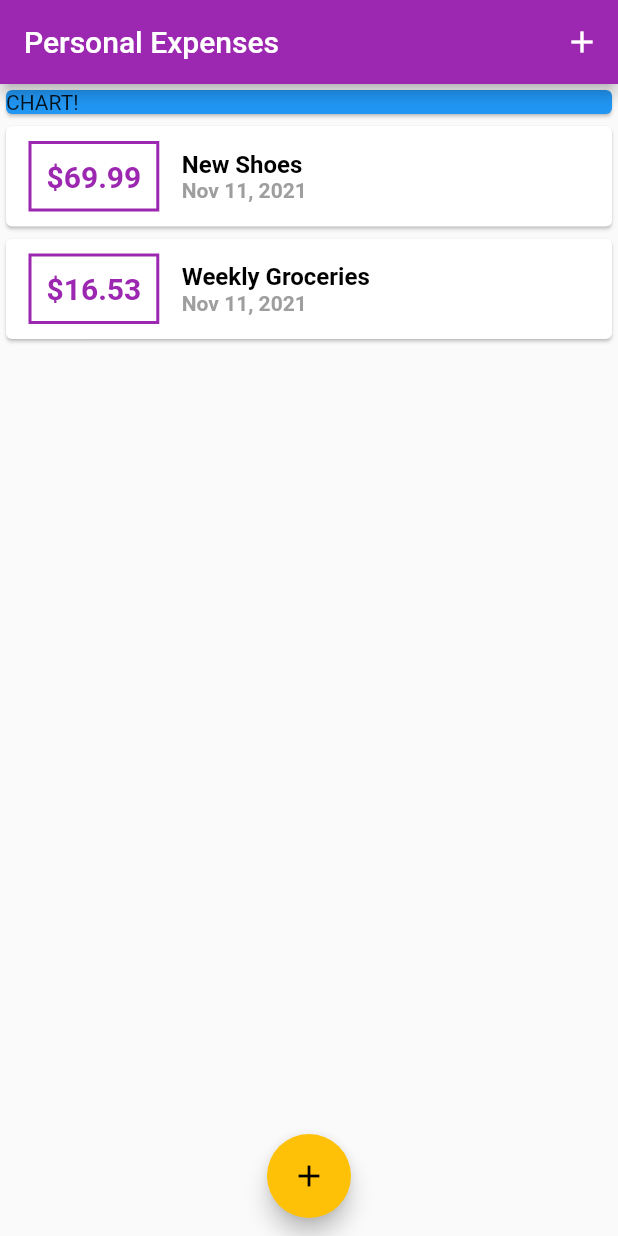
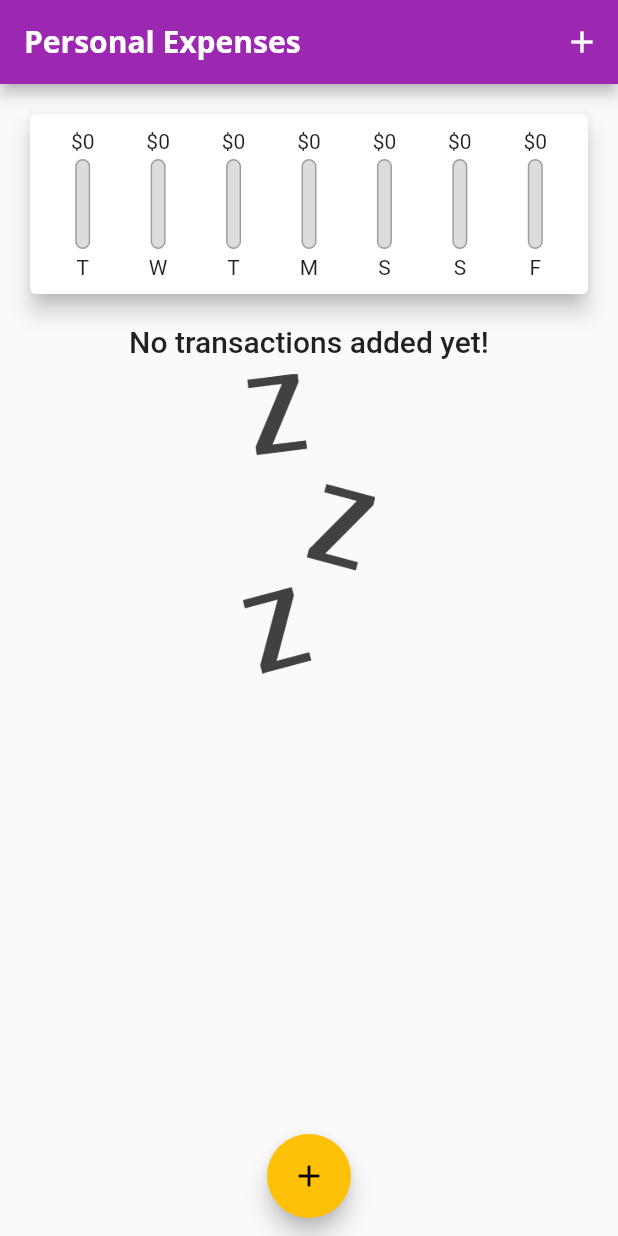
Before and after one commit to amanjain-ops/expense_planner, a Flutter app: the screen it shows after launch, on a phone screen of 412 x 824 dp. Run offline on Flutter 3.47's test engine with Material 2 defaults, Android fonts, the phone set to English and light mode, and no system bars.

Commit message:
Add new widget like chart and chartBar

```diff
--- a/lib/main.dart
+++ b/lib/main.dart
@@ -1,4 +1,6 @@
 // ignore_for_file: use_key_in_widget_constructors, prefer_const_constructors, sized_box_for_whitespace, deprecated_member_use, must_be_immutable, avoid_print
+
+import '../widgets/chart.dart';
 
 import './widgets/new_transaction.dart';
 
@@ -13,13 +15,30 @@ void main() {
 
 class MyApp extends StatelessWidget {
   @override
-  @override
   Widget build(BuildContext context) {
     return MaterialApp(
       title: 'Personal Expenses',
+      debugShowCheckedModeBanner: false,
       theme: ThemeData(
         primarySwatch: Colors.purple,
         accentColor: Colors.amber,
+        fontFamily: 'Quicksand',
+        textTheme: ThemeData.light().textTheme.copyWith(
+              headline4: TextStyle(
+                fontWeight: FontWeight.bold,
+                fontFamily: 'OpenSans',
+                fontSize: 18,
+              ),
+            ),
+        appBarTheme: AppBarTheme(
+          textTheme: ThemeData.light().textTheme.copyWith(
+                headline6: TextStyle(
+                  fontFamily: 'OpenSans',
+                  fontSize: 20,
+                  fontWeight: FontWeight.bold,
+                ),
+              ),
+        ),
       ),
       home: MyHomePage(),
     );
@@ -39,19 +58,30 @@ class MyHomePage extends StatefulWidget {
 
 class _MyHomePageState extends State<MyHomePage> {
   final List<Transaction> _userTransactions = [
-    Transaction(
-      id: 't1',
-      title: 'New Shoes',
-      amount: 69.99,
-      date: DateTime.now(),
-    ),
-    Transaction(
-      id: 't2',
-      title: 'Weekly Groceries',
-      amount: 16.53,
-      date: DateTime.now(),
-    ),
+    // Transaction(
+    //   id: 't1',
+    //   title: 'New Shoes',
+    //   amount: 69.99,
+    //   date: DateTime.now(),
+    // ),
+    // Transaction(
+    //   id: 't2',
+    //   title: 'Weekly Groceries',
+    //   amount: 16.53,
+    //   date: DateTime.now(),
+    // ),
   ];
+
+  List<Transaction> get _recentTransaction {
+    return _userTransactions.where((tx) {
+      return tx.date.isAfter(
+        DateTime.now().subtract(
+          Duration(days: 7),
+        ),
+      );
+    }).toList();
+  }
+
   void _addNewTransaction(String txTitle, double txAmount) {
     final newTx = Transaction(
       title: txTitle,
@@ -69,7 +99,7 @@ class _MyHomePageState extends State<MyHomePage> {
       context: ctx,
       builder: (_) {
         return GestureDetector(
-          onTap: (){},
+          onTap: () {},
           child: NewTransaction(_addNewTransaction),
           behavior: HitTestBehavior.opaque,
         );
@@ -81,7 +111,9 @@ class _MyHomePageState extends State<MyHomePage> {
   Widget build(BuildContext context) {
     return Scaffold(
       appBar: AppBar(
-        title: Text('Personal Expenses'),
+        title: Text(
+          'Personal Expenses',
+        ),
         actions: [
           IconButton(
             icon: Icon(Icons.add),
@@ -94,13 +126,7 @@ class _MyHomePageState extends State<MyHomePage> {
           crossAxisAlignment: CrossAxisAlignment.stretch,
           // ignore: prefer_const_literals_to_create_immutables
           children: [
-            Container(
-              width: double.infinity,
-              child: Card(
-                color: Colors.blue,
-                child: Text("CHART!"),
-              ),
-            ),
+            Chart(_recentTransaction),
             TransactionList(_userTransactions),
           ],
         ),
--- /dev/null
+++ b/lib/widgets/chart.dart
@@ -0,0 +1,69 @@
+// ignore_for_file: prefer_const_constructors_in_immutables, use_key_in_widget_constructors, prefer_const_constructors, avoid_print
+
+import 'package:expense_planner/models/transaction.dart';
+import './chart_bar.dart';
+import 'package:flutter/material.dart';
+import 'package:intl/intl.dart';
+import '../models/transaction.dart';
+
+class Chart extends StatelessWidget {
+  final List<Transaction> recentTransactions;
+
+  Chart(this.recentTransactions);
+
+  List<Map<String, Object>> get groupTransactionValues {
+    return List.generate(
+      7,
+      (index) {
+        final weekDay = DateTime.now().subtract(
+          Duration(days: index),
+        );
+
+        var totalSum = 0.0;
+
+        for (var i = 0; i < recentTransactions.length; i++) {
+          if (recentTransactions[i].date.day == weekDay.day &&
+              recentTransactions[i].date.month == weekDay.month &&
+              recentTransactions[i].date.year == weekDay.year) {
+            totalSum += recentTransactions[i].amount;
+          }
+        }
+
+        return {
+          'day': DateFormat.E().format(weekDay).substring(0, 1),
+          'amount': totalSum,
+        };
+      },
+    );
+  }
+
+  double get totalSpending {
+    return groupTransactionValues.fold(0.0, (sum, item) {
+      return sum + (item['amount'] as double);
+    });
+  }
+
+  @override
+  Widget build(BuildContext context) {
+    return Card(
+      elevation: 6,
+      margin: EdgeInsets.all(20),
+      child: Padding(
+        padding: EdgeInsets.all(10),
+        child: Row(
+          mainAxisAlignment: MainAxisAlignment.spaceAround,
+          children: groupTransactionValues.map((data) {
+            return Flexible(
+              fit: FlexFit.tight,
+              child: ChartBar(
+                data['day'] as String,
+                data['amount'] as double,
+                totalSpending == 0.0 ? 0.0 : (data['amount'] as double) / totalSpending,
+              ),
+            );
+          }).toList(),
+        ),
+      ),
+    );
+  }
+}
--- /dev/null
+++ b/lib/widgets/chart_bar.dart
@@ -0,0 +1,52 @@
+// ignore_for_file: prefer_const_constructors_in_immutables, use_key_in_widget_constructors, prefer_const_constructors, sized_box_for_whitespace
+
+import 'package:flutter/material.dart';
+
+class ChartBar extends StatelessWidget {
+  final String label;
+  final double spendingAmount;
+  final double spendingPctOfTotal;
+
+  ChartBar(this.label, this.spendingAmount, this.spendingPctOfTotal);
+  @override
+  Widget build(BuildContext context) {
+    return Column(
+      children: [
+        FittedBox(
+          child: Text('\$${spendingAmount.toStringAsFixed(0)}'),
+        ),
+        SizedBox(
+          height: 4,
+        ),
+        Container(
+          height: 60,
+          width: 10,
+          child: Stack(
+            children: [
+              Container(
+                decoration: BoxDecoration(
+                  border: Border.all(color: Colors.grey, width: 1.0),
+                  color: Color.fromRGBO(220, 220, 220, 1),
+                  borderRadius: BorderRadius.circular(10),
+                ),
+              ),
+              FractionallySizedBox(
+                heightFactor: spendingPctOfTotal,
+                child: Container(
+                  decoration: BoxDecoration(
+                    color: Theme.of(context).primaryColor,
+                    borderRadius: BorderRadius.circular(10),
+                  ),
+                ),
+              )
+            ],
+          ),
+        ),
+        SizedBox(
+          height: 4,
+        ),
+        Text(label),
+      ],
+    );
+  }
+}
--- a/lib/widgets/new_transaction.dart
+++ b/lib/widgets/new_transaction.dart
@@ -1,4 +1,4 @@
-// ignore_for_file: deprecated_member_use, prefer_const_constructors
+// ignore_for_file: deprecated_member_use, prefer_const_constructors, prefer_const_constructors_in_immutables, use_key_in_widget_constructors
 
 import 'package:flutter/material.dart';
 
--- a/lib/widgets/transaction_list.dart
+++ b/lib/widgets/transaction_list.dart
@@ -1,18 +1,36 @@
-// ignore_for_file: prefer_const_constructors, prefer_const_constructors_in_immutables
+// ignore_for_file: prefer_const_constructors, prefer_const_constructors_in_immutables, use_key_in_widget_constructors, sized_box_for_whitespace
 
 import '../models/transaction.dart';
 import 'package:flutter/material.dart';
 import 'package:intl/intl.dart';
 
 class TransactionList extends StatelessWidget {
-
   final List<Transaction> transactions;
   TransactionList(this.transactions);
   @override
   Widget build(BuildContext context) {
     return Container(
       height: 400,
-      child: ListView(
+      child: transactions.isEmpty
+          ? Column(
+              children: [
+                Text(
+                  'No transactions added yet!',
+                  style: Theme.of(context).textTheme.headline6,
+                ),
+                SizedBox(
+                  height: 10,
+                ),
+                Container(
+                  height: 200,
+                  child: Image.asset(
+                    'assets/images/waiting.png',
+                    fit: BoxFit.cover,
+                  ),
+                )
+              ],
+            )
+          : ListView(
               children: transactions.map((tx) {
                 return Card(
                   child: Row(
@@ -45,11 +63,7 @@ class TransactionList extends StatelessWidget {
                           Text(
                             //title
                             tx.title,
-                      style: TextStyle(
-                        fontWeight: FontWeight.bold,
-                        fontSize: 16,
-                        color: Colors.black,
-                      ),
+                            style: Theme.of(context).textTheme.headline6,
                           ),
                           Text(
                             //date
```
Also changed, not shown: pubspec.yaml (+15 -8 lines), assets/fonts/OpenSans-Bold.ttf (added), assets/fonts/OpenSans-Regular.ttf (added), assets/fonts/Quicksand-Bold.ttf (added), assets/fonts/Quicksand-Light.ttf (added), assets/fonts/Quicksand-Medium.ttf (added), assets/fonts/Quicksand-Regular.ttf (added), assets/images/waiting.png (added). Lines whose indentation alone changed are shown as unchanged.
